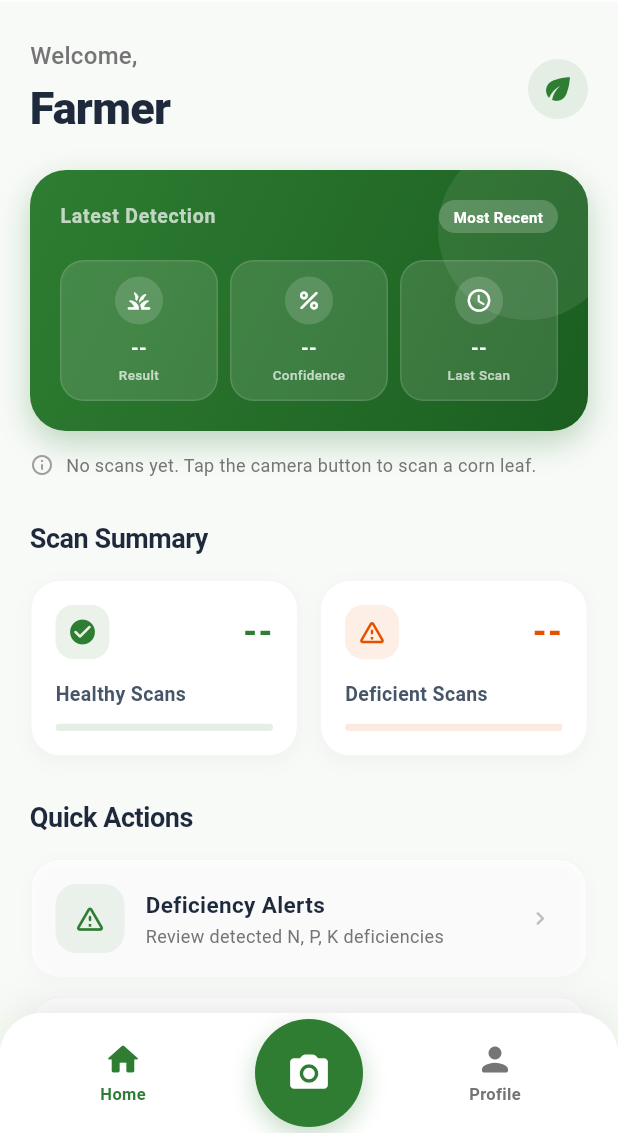
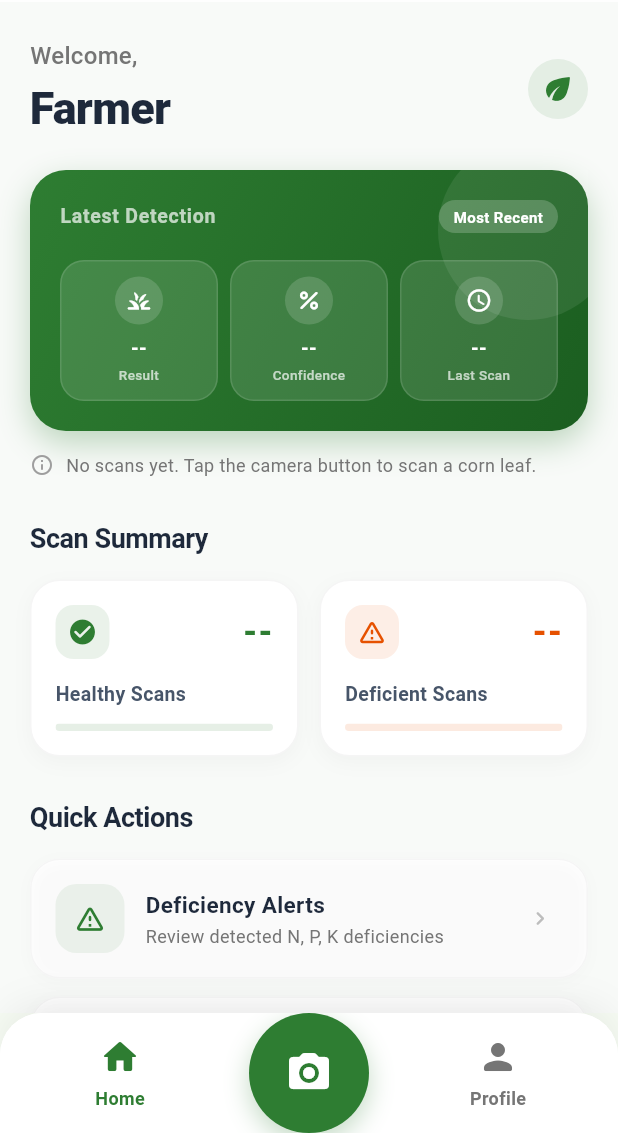
Before and after one commit to dunkinnn/corndetector, a Flutter app: the RootTabScreen screen opened directly, on a phone screen of 412 x 824 dp, the part 103-1236 px from its top. Run offline on Flutter 3.47's test engine with Material 3 defaults, Android fonts, the phone set to English and light mode, and no system bars; our stand-ins replace camera, flutter_secure_storage, image_picker, shared_preferences, supabase_flutter; accounts and stored records are empty.

Commit message:
Update: Adjust bottom navigation bar dimensions and icon sizes for improved UI consistency

```diff
--- a/lib/screens/scan_screen.dart
+++ b/lib/screens/scan_screen.dart
@@ -280,10 +280,12 @@ class _ScanScreenState extends State<ScanScreen> {
     return deficiencies.take(count).toList();
   }
 
-  // Currently unused - the "Detect & Classify" button is disabled until a
-  // real model replaces this. TODO: swap this simulated delay + random pick
-  // for a real on-device or API-based nutrient-deficiency detection model,
-  // then re-wire the button's onPressed back to this.
+  // Intentionally unused for now - the "Detect & Classify" button is
+  // disabled until a real model replaces this. TODO: swap this simulated
+  // delay + random pick for a real on-device or API-based
+  // nutrient-deficiency detection model, then re-wire the button's
+  // onPressed back to this.
+  // ignore: unused_element
   Future<void> _analyze() async {
     if (_image == null) return;
     // Picked upfront (not after the delay) so the bounding boxes are
@@ -426,9 +428,9 @@ class _ScanScreenState extends State<ScanScreen> {
       canPop: !_hasUnsavedResult,
       onPopInvokedWithResult: (didPop, result) async {
         if (didPop) return;
-        if (await _confirmLeaveIfUnsaved() && mounted) {
-          Navigator.of(context).pop();
-        }
+        final canLeave = await _confirmLeaveIfUnsaved();
+        if (!mounted) return;
+        if (canLeave) Navigator.of(context).pop();
       },
       child: Scaffold(
         backgroundColor: const Color(0xFFF8FAF8),
--- a/lib/widgets/app_bottom_nav.dart
+++ b/lib/widgets/app_bottom_nav.dart
@@ -25,7 +25,7 @@ class AppBottomNav extends StatelessWidget {
 
   static const Color _primaryColor = Color(0xFF2E7D32);
 
-  static const double _barHeight = 96;
+  static const double _barHeight = 112;
 
   @override
   Widget build(BuildContext context) {
@@ -69,7 +69,7 @@ class AppBottomNav extends StatelessWidget {
                     ),
                   ),
                   SizedBox(
-                    width: 84,
+                    width: 92,
                     child: Center(
                       child: _buildCameraItem(
                         selected: current == AppTab.scan,
@@ -126,13 +126,13 @@ class AppBottomNav extends StatelessWidget {
               Icon(
                 icon,
                 color: selected ? _primaryColor : inactiveColor,
-                size: 26,
+                size: 28,
               ),
-              const SizedBox(height: 2),
+              const SizedBox(height: 5),
               Text(
                 label,
                 style: TextStyle(
-                  fontSize: 11,
+                  fontSize: 12,
                   fontWeight: selected ? FontWeight.bold : FontWeight.w600,
                   color: selected ? _primaryColor : inactiveColor,
                 ),
@@ -150,12 +150,12 @@ class AppBottomNav extends StatelessWidget {
   }) {
     return InkWell(
       onTap: onTap,
-      borderRadius: BorderRadius.circular(36),
+      borderRadius: BorderRadius.circular(40),
       child: Padding(
         padding: const EdgeInsets.symmetric(horizontal: 0, vertical: 0),
         child: Container(
-          width: 72,
-          height: 72,
+          width: 80,
+          height: 80,
           decoration: BoxDecoration(
             color: _primaryColor,
             shape: BoxShape.circle,
@@ -170,7 +170,7 @@ class AppBottomNav extends StatelessWidget {
           child: const Icon(
             Icons.camera_alt_rounded,
             color: Colors.white,
-            size: 30,
+            size: 32,
           ),
         ),
       ),
```
